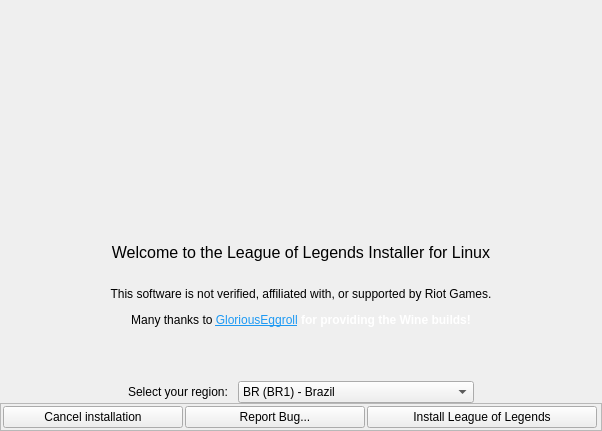
Above: python_src/ui/installer.ui from polkaulfield/lol-for-linux-installer before the change. Below: the same form after it.
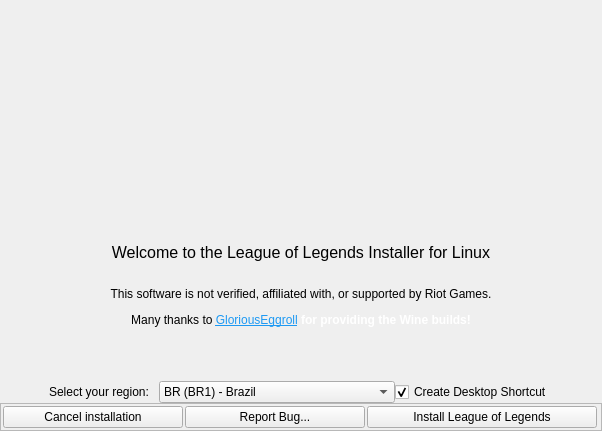
That is the form after the change. Icons and pictures are not drawn.

Commit message: [Python] Add skip desktop icon button (#22)

What changed in the file:
```diff
--- a/python_src/ui/installer.ui
+++ b/python_src/ui/installer.ui
@@ -406,6 +406,16 @@
                </item>
               </widget>
              </item>
+             <item>
+              <widget class="QCheckBox" name="checkShortcut">
+               <property name="text">
+                <string>Create Desktop Shortcut</string>
+               </property>
+               <property name="checked">
+                <bool>true</bool>
+               </property>
+              </widget>
+             </item>
              <item>
               <spacer name="horizontalSpacer_2">
                <property name="orientation">
```
The commit also changes 2 other files.
